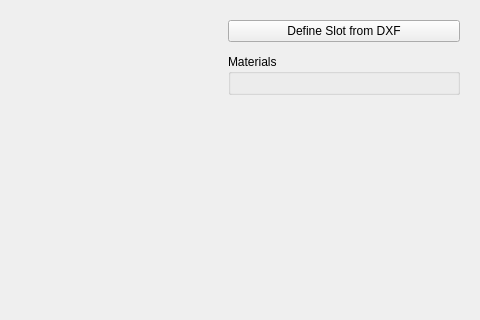
Old version of the form pyleecan/GUI/Dialog/DMachineSetup/SMHoleMag/PHoleMUD/PHoleMUD.ui in the repository Eomys/pyleecan; both pictures show x 333 to 813 and y 0 to 320 of the 813 by 467 pixel window.
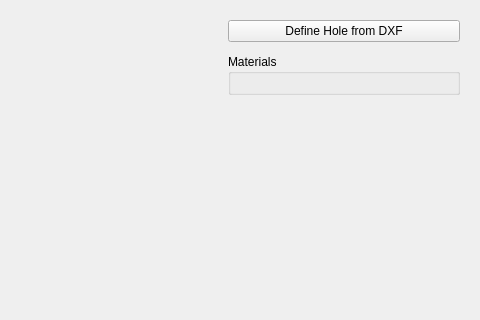
New version of the form. Custom widgets are drawn as their Qt base class.

Commit message: [CO] Renaming Slot => Hole

Diff of the .ui file:
```diff
--- a/pyleecan/GUI/Dialog/DMachineSetup/SMHoleMag/PHoleMUD/PHoleMUD.ui
+++ b/pyleecan/GUI/Dialog/DMachineSetup/SMHoleMag/PHoleMUD/PHoleMUD.ui
@@ -47,7 +47,7 @@
       <item>
        <widget class="QPushButton" name="b_dxf">
         <property name="text">
-         <string>Define Slot from DXF</string>
+         <string>Define Hole from DXF</string>
         </property>
        </widget>
       </item>
```
The commit also changes 12 other files.
